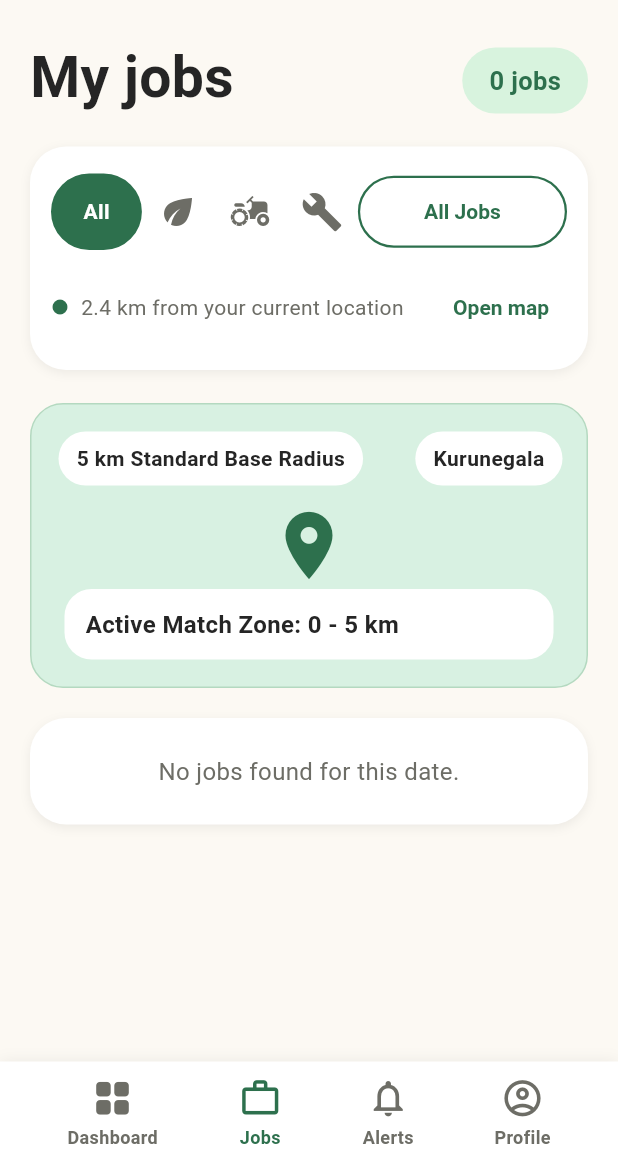
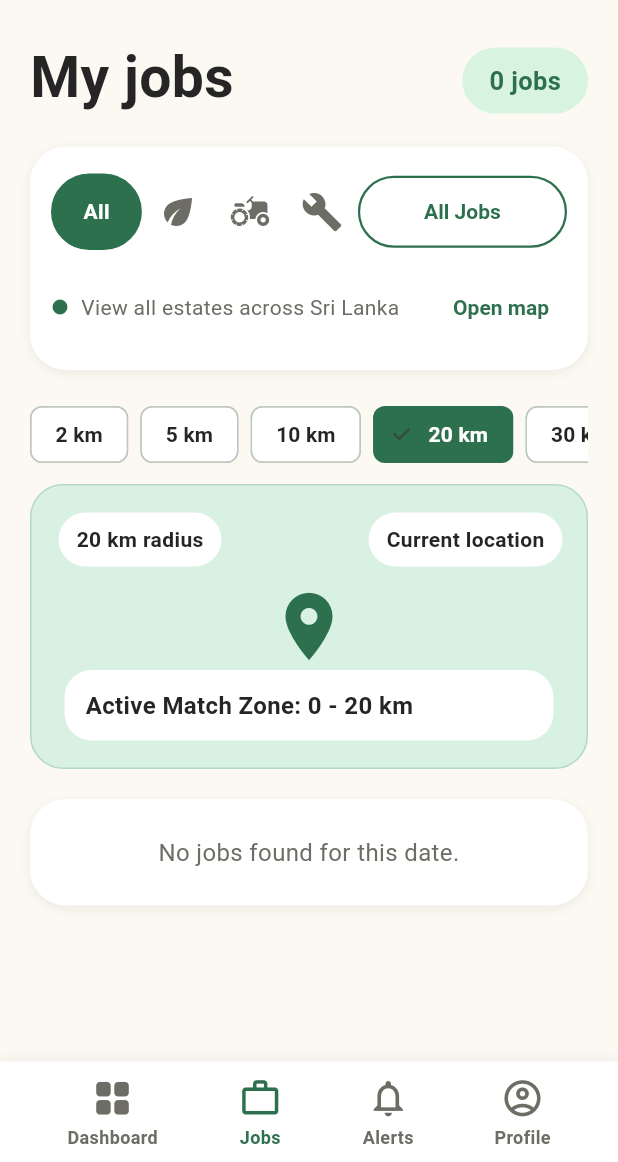
Before and after one commit to MalshiTharukaKarunathilaka/CocoConnect, a Flutter app: the WorkerDashboard screen opened directly, after a tap on "My Jobs", on a phone screen of 412 x 824 dp, the part 74-1236 px from its top. Run offline on Flutter 3.47's test engine with Material 3 defaults, Android fonts, the light colour scheme and no system bars; our stand-ins replace flutter_map, latlong2, shared_preferences; missing offline and left inert: geolocator_platform_interface; accounts and stored records are empty; network calls fail; Roboto replaces fonts that are missing (Sora).

```diff
--- a/lib/screens/worker_dashboard.dart
+++ b/lib/screens/worker_dashboard.dart
@@ -48,6 +48,7 @@ class _WorkerDashboardState extends State<WorkerDashboard>
   DateTime _month = DateTime(DateTime.now().year, DateTime.now().month);
   DateTime? _selectedDate;
   String? _selectedEstate;
+  int? _radiusKm = 20;
 
   @override
   void initState() {
@@ -1024,7 +1025,21 @@ class _WorkerDashboardState extends State<WorkerDashboard>
                 const SizedBox(height: 22),
                 _nearbyFilters(selectedJobs, allJobs: jobs),
                 const SizedBox(height: 22),
-                _nearbyMap(),
+                _distanceFilter(),
+                const SizedBox(height: 12),
+                GestureDetector(
+                  onTap: () => Navigator.push(
+                    context,
+                    MaterialPageRoute(
+                      builder: (_) => EstateJobsMapPage(
+                        jobs: jobs,
+                        radiusKm: _radiusKm ?? 20,
+                        nearbyOnly: _radiusKm != null,
+                      ),
+                    ),
+                  ),
+                  child: _nearbyMap(),
+                ),
                 const SizedBox(height: 20),
               ],
               if (selectedJobs.isEmpty)
@@ -1124,7 +1139,7 @@ class _WorkerDashboardState extends State<WorkerDashboard>
               const SizedBox(width: 8),
               Text(
                 _selectedDate == null
-                    ? '2.4 km from your current location'
+                    ? 'View all estates across Sri Lanka'
                     : 'Jobs for ${_selectedDate!.day} '
                           '${_months[_selectedDate!.month - 1]}',
                 style: const TextStyle(color: _workerMuted, fontSize: 14),
@@ -1134,7 +1149,10 @@ class _WorkerDashboardState extends State<WorkerDashboard>
                 onPressed: () => Navigator.push(
                   context,
                   MaterialPageRoute(
-                    builder: (_) => EstateJobsMapPage(jobs: allJobs ?? jobs),
+                    builder: (_) => EstateJobsMapPage(
+                      jobs: allJobs ?? jobs,
+                      nearbyOnly: false,
+                    ),
                   ),
                 ),
                 child: const Text(
@@ -1263,6 +1281,32 @@ class _WorkerDashboardState extends State<WorkerDashboard>
     );
   }
 
+  Widget _distanceFilter() {
+    const options = <int?>[2, 5, 10, 20, 30, null];
+    return SizedBox(
+      height: 42,
+      child: ListView.separated(
+        scrollDirection: Axis.horizontal,
+        itemCount: options.length,
+        separatorBuilder: (_, _) => const SizedBox(width: 8),
+        itemBuilder: (context, index) {
+          final value = options[index];
+          final selected = value == _radiusKm;
+          return ChoiceChip(
+            label: Text(value == null ? 'ALL' : '${value} km'),
+            selected: selected,
+            selectedColor: _workerGreen,
+            labelStyle: TextStyle(
+              color: selected ? Colors.white : _workerInk,
+              fontWeight: FontWeight.bold,
+            ),
+            onSelected: (_) => setState(() => _radiusKm = value),
+          );
+        },
+      ),
+    );
+  }
+
   Widget _nearbyMap() {
     return Container(
       height: 190,
@@ -1279,12 +1323,18 @@ class _WorkerDashboardState extends State<WorkerDashboard>
           Positioned(
             top: 18,
             left: 18,
-            child: _mapLabel('5 km Standard Base Radius'),
+            child: _mapLabel(
+              _radiusKm == null ? 'All estates' : '${_radiusKm} km radius',
+            ),
           ),
           Positioned(
             top: 18,
             right: 16,
-            child: _mapLabel('Kurunegala'),
+            child: _mapLabel(
+              AuthService.currentUser?.location?.trim().isNotEmpty == true
+                  ? AuthService.currentUser!.location!.trim()
+                  : 'Current location',
+            ),
           ),
           Positioned(
             left: 22,
@@ -1296,8 +1346,10 @@ class _WorkerDashboardState extends State<WorkerDashboard>
                 color: Colors.white,
                 borderRadius: BorderRadius.circular(18),
               ),
-              child: const Text(
-                'Active Match Zone: 0 - 5 km',
+              child: Text(
+                _radiusKm == null
+                    ? 'Showing all estates across Sri Lanka'
+                    : 'Active Match Zone: 0 - ${_radiusKm} km',
                 style: TextStyle(
                   color: _workerInk,
                   fontSize: 16,
```
